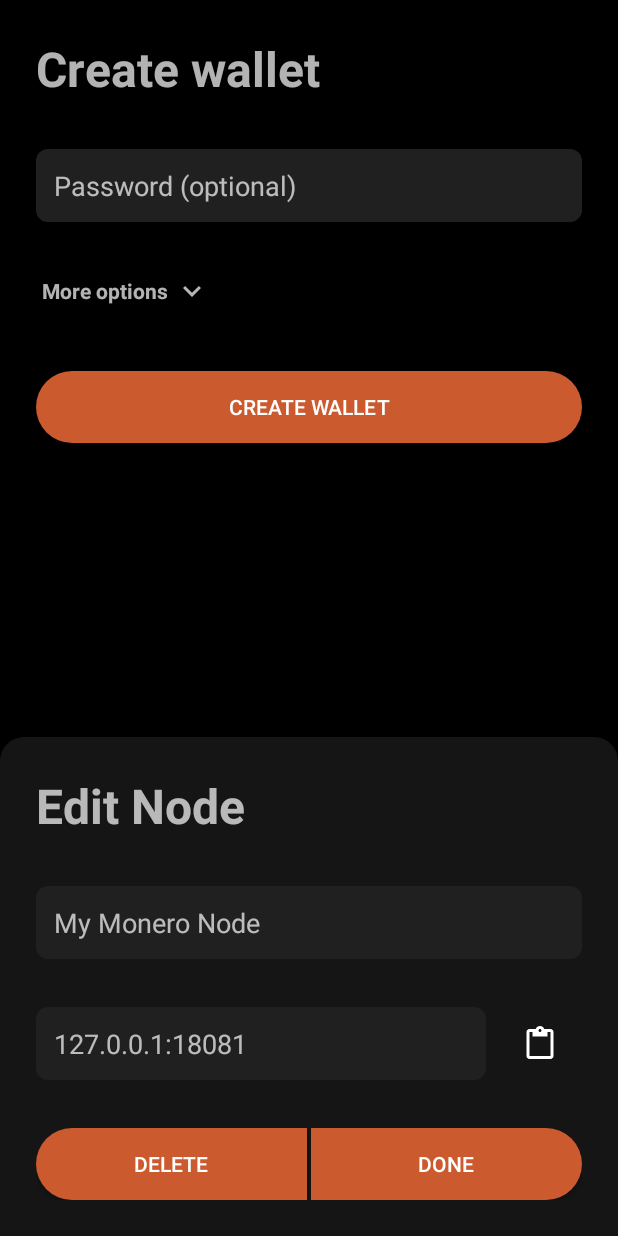
After one commit to pokkst/monero-wallet, an Android app: the fragment EditNodeBottomSheetDialog placed in its activity, on a phone screen of 412 x 824 dp. The commit adds this screen. Run offline under Robolectric (Android 15) with nearby library versions, the phone set to English and light mode, and no system bars; our stand-ins replace Timber; 3 statements that could not run were skipped.

Commit message:
Add feature to edit/delete nodes from list

```diff
--- /dev/null
+++ b/app/src/main/java/net/mynero/wallet/fragment/dialog/EditNodeBottomSheetDialog.java
@@ -0,0 +1,79 @@
+package net.mynero.wallet.fragment.dialog;
+
+import android.content.Context;
+import android.os.Bundle;
+import android.util.Patterns;
+import android.view.LayoutInflater;
+import android.view.View;
+import android.view.ViewGroup;
+import android.widget.Button;
+import android.widget.EditText;
+import android.widget.ImageButton;
+
+import androidx.annotation.NonNull;
+import androidx.annotation.Nullable;
+
+import com.google.android.material.bottomsheet.BottomSheetDialogFragment;
+
+import net.mynero.wallet.R;
+import net.mynero.wallet.data.Node;
+import net.mynero.wallet.service.PrefService;
+import net.mynero.wallet.util.Constants;
+import net.mynero.wallet.util.Helper;
+
+import org.json.JSONArray;
+import org.json.JSONException;
+
+public class EditNodeBottomSheetDialog extends BottomSheetDialogFragment {
+    public EditNodeListener listener = null;
+    public String nodeString = "";
+
+    @Override
+    public View onCreateView(LayoutInflater inflater, ViewGroup container, Bundle savedInstanceState) {
+        return inflater.inflate(R.layout.edit_node_bottom_sheet_dialog, null);
+    }
+
+    @Override
+    public void onViewCreated(@NonNull View view, @Nullable Bundle savedInstanceState) {
+        super.onViewCreated(view, savedInstanceState);
+        Button deleteNodeButton = view.findViewById(R.id.delete_node_button);
+        Button doneEditingButton = view.findViewById(R.id.done_editing_button);
+        EditText addressEditText = view.findViewById(R.id.address_edittext);
+        EditText nodeNameEditText = view.findViewById(R.id.node_name_edittext);
+        ImageButton pasteAddressImageButton = view.findViewById(R.id.paste_address_imagebutton);
+
+        Node node = Node.fromString(nodeString);
+        addressEditText.setText(node.getAddress());
+        nodeNameEditText.setText(node.getName());
+
+        pasteAddressImageButton.setOnClickListener(view1 -> {
+            Context ctx = getContext();
+            if (ctx != null) {
+                addressEditText.setText(Helper.getClipBoardText(ctx));
+            }
+        });
+        deleteNodeButton.setOnClickListener(view1 -> {
+            listener.onNodeDeleted(Node.fromString(nodeString));
+            dismiss();
+        });
+        doneEditingButton.setOnClickListener(view1 -> {
+            String nodeAddress = addressEditText.getText().toString();
+            String nodeName = nodeNameEditText.getText().toString();
+            if (nodeAddress.contains(":") && !nodeName.isEmpty()) {
+                String[] nodeParts = nodeAddress.split(":");
+                if (nodeParts.length == 2) {
+                    String address = nodeParts[0];
+                    int port = Integer.parseInt(nodeParts[1]);
+                    String newNodeString = address + ":" + port + "/mainnet/" + nodeName;
+                    listener.onNodeEdited(Node.fromString(nodeString), Node.fromString(newNodeString));
+                }
+            }
+            dismiss();
+        });
+    }
+
+    public interface EditNodeListener {
+        void onNodeDeleted(Node node);
+        void onNodeEdited(Node oldNode, Node newNode);
+    }
+}
--- /dev/null
+++ b/app/src/main/res/layout/edit_node_bottom_sheet_dialog.xml
@@ -0,0 +1,97 @@
+<?xml version="1.0" encoding="utf-8"?>
+<ScrollView xmlns:android="http://schemas.android.com/apk/res/android"
+    xmlns:app="http://schemas.android.com/apk/res-auto"
+    xmlns:tools="http://schemas.android.com/tools"
+    android:layout_width="match_parent"
+    android:layout_height="match_parent"
+    android:fillViewport="true"
+    android:fitsSystemWindows="true"
+    android:padding="24dp">
+
+
+    <androidx.constraintlayout.widget.ConstraintLayout
+        android:layout_width="match_parent"
+        android:layout_height="wrap_content">
+        <!-- CREATE LAYOUT -->
+        <TextView
+            android:id="@+id/send_monero_textview"
+            android:layout_width="match_parent"
+            android:layout_height="wrap_content"
+            android:layout_marginBottom="32dp"
+            android:text="@string/edit_node"
+            android:textSize="32sp"
+            android:textStyle="bold"
+            app:layout_constraintBottom_toTopOf="@id/node_name_edittext"
+            app:layout_constraintEnd_toEndOf="parent"
+            app:layout_constraintStart_toStartOf="parent"
+            app:layout_constraintTop_toTopOf="parent" />
+
+        <EditText
+            android:id="@+id/node_name_edittext"
+            android:layout_width="0dp"
+            android:layout_height="wrap_content"
+            android:layout_marginBottom="32dp"
+            android:background="@drawable/edittext_bg"
+            android:ellipsize="middle"
+            android:hint="@string/node_name_hint"
+            android:singleLine="true"
+            app:layout_constraintBottom_toTopOf="@id/address_edittext"
+            app:layout_constraintEnd_toEndOf="parent"
+            app:layout_constraintStart_toStartOf="parent"
+            app:layout_constraintTop_toBottomOf="@id/send_monero_textview" />
+
+        <ImageButton
+            android:id="@+id/paste_address_imagebutton"
+            android:layout_width="wrap_content"
+            android:layout_height="wrap_content"
+            android:layout_marginStart="8dp"
+            android:layout_marginEnd="8dp"
+            android:background="@android:color/transparent"
+            android:minWidth="24dp"
+            android:minHeight="24dp"
+            android:padding="8dp"
+            android:src="@drawable/ic_content_paste_24dp"
+            app:layout_constraintBottom_toBottomOf="@id/address_edittext"
+            app:layout_constraintEnd_toEndOf="parent"
+            app:layout_constraintStart_toEndOf="@id/address_edittext"
+            app:layout_constraintTop_toTopOf="@id/address_edittext"
+            tools:ignore="SpeakableTextPresentCheck" />
+
+        <EditText
+            android:id="@+id/address_edittext"
+            android:layout_width="0dp"
+            android:layout_height="wrap_content"
+            android:layout_marginEnd="8dp"
+            android:background="@drawable/edittext_bg"
+            android:hint="@string/node_address_hint"
+            android:inputType="text"
+            android:digits="-QWERTYUIOPASDFGHJKLZXCVBNMqwertyuiopasdfghjklzxcvbnm1234567890.:"
+            app:layout_constraintBottom_toTopOf="@id/delete_node_button"
+            app:layout_constraintEnd_toStartOf="@id/paste_address_imagebutton"
+            app:layout_constraintStart_toStartOf="parent" />
+
+        <Button
+            android:id="@+id/delete_node_button"
+            android:layout_width="0dp"
+            android:layout_height="wrap_content"
+            android:layout_marginTop="32dp"
+            android:layout_marginEnd="1dp"
+            android:background="@drawable/button_bg_left"
+            android:text="@string/delete"
+            app:layout_constraintStart_toStartOf="parent"
+            app:layout_constraintEnd_toStartOf="@id/done_editing_button"
+            app:layout_constraintTop_toBottomOf="@id/address_edittext" />
+        <Button
+            android:id="@+id/done_editing_button"
+            android:layout_width="0dp"
+            android:layout_height="wrap_content"
+            android:layout_marginTop="32dp"
+            android:layout_marginStart="1dp"
+            android:background="@drawable/button_bg_right"
+            android:text="@string/done"
+            app:layout_constraintEnd_toEndOf="parent"
+            app:layout_constraintStart_toEndOf="@id/delete_node_button"
+            app:layout_constraintTop_toBottomOf="@id/address_edittext" />
+    </androidx.constraintlayout.widget.ConstraintLayout>
+
+</ScrollView>
--- a/app/src/main/res/values/strings.xml
+++ b/app/src/main/res/values/strings.xml
@@ -99,4 +99,9 @@
     <string name="create_wallet_failed">Create wallet failed: %1$s</string>
     <string name="wallet_keys_label">Wallet Keys</string>
     <string name="max_subaddresses_warning">Max subaddresses. Please receive funds first.</string>
+    <string name="done">Done</string>
+    <string name="delete">Delete</string>
+    <string name="cant_edit_current_node">Cannot edit current node.</string>
+    <string name="cant_edit_default_nodes">Cannot edit default node.</string>
+    <string name="edit_node">Edit Node</string>
 </resources>
```
Also changed, not shown: app/src/main/java/net/mynero/wallet/adapter/NodeSelectionAdapter.java (+23 -0 lines), app/src/main/java/net/mynero/wallet/fragment/dialog/NodeSelectionBottomSheetDialog.java (+10 -1 lines), app/src/main/java/net/mynero/wallet/fragment/settings/SettingsFragment.java (+51 -1 lines).
